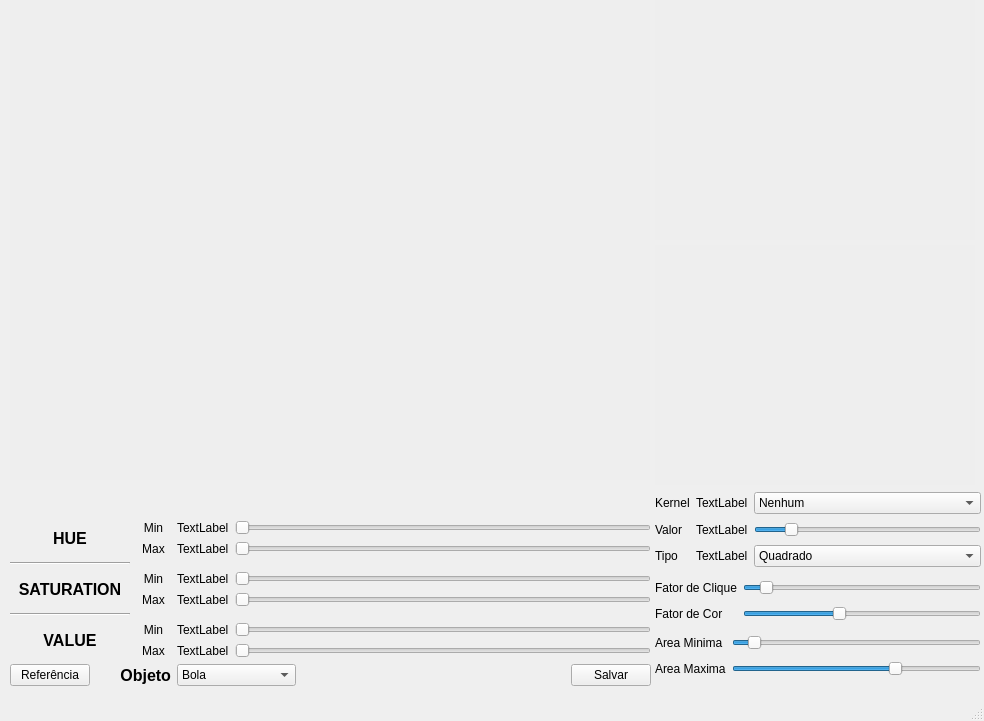
Before: the Qt Designer form reddragons/interface/ui_files/cores.ui in Red-Dragons-UFSCar/red-visao, drawn with Qt 5.
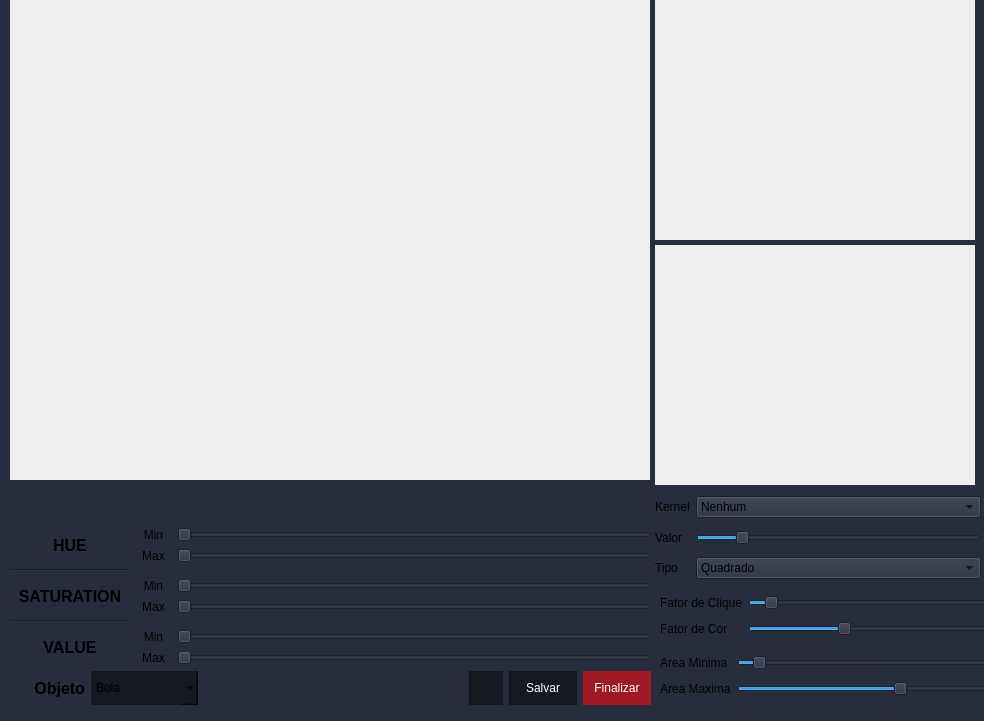
After: the same form once the commit is applied. Icons and pictures are not drawn.

Commit message: add nova interface de cores

The edit to the form file:
```diff
--- a/reddragons/interface/ui_files/cores.ui
+++ b/reddragons/interface/ui_files/cores.ui
@@ -13,6 +13,9 @@
   <property name="windowTitle">
    <string>MainWindow</string>
   </property>
+  <property name="styleSheet">
+   <string notr="true">background-color: rgb(39, 45, 60);</string>
+  </property>
   <widget class="QWidget" name="centralwidget">
    <widget class="QLabel" name="QT_Imagem">
     <property name="geometry">
@@ -36,7 +39,7 @@
       <x>10</x>
       <y>485</y>
       <width>641</width>
-      <height>201</height>
+      <height>220</height>
      </rect>
     </property>
     <layout class="QVBoxLayout" name="verticalLayout">
@@ -51,7 +54,7 @@
        </item>
        <item row="5" column="1">
         <layout class="QGridLayout" name="gridLayout_4">
-         <item row="0" column="2">
+         <item row="0" column="1">
           <widget class="QSlider" name="QT_VMin">
            <property name="maximum">
             <number>255</number>
@@ -61,37 +64,7 @@
            </property>
           </widget>
          </item>
-         <item row="0" column="1">
-          <widget class="QLabel" name="QT_labelVMin">
-           <property name="text">
-            <string>TextLabel</string>
-           </property>
-          </widget>
-         </item>
          <item row="1" column="1">
-          <widget class="QLabel" name="QT_labelVMax">
-           <property name="text">
-            <string>TextLabel</string>
-           </property>
-          </widget>
-         </item>
-         <item row="1" column="0">
-          <widget class="QLabel" name="label_9">
-           <property name="minimumSize">
-            <size>
-             <width>35</width>
-             <height>0</height>
-            </size>
-           </property>
-           <property name="text">
-            <string>Max</string>
-           </property>
-           <property name="alignment">
-            <set>Qt::AlignCenter</set>
-           </property>
-          </widget>
-         </item>
-         <item row="1" column="2">
           <widget class="QSlider" name="QT_VMax">
            <property name="maximum">
             <number>255</number>
@@ -117,6 +90,22 @@
            </property>
           </widget>
          </item>
+         <item row="1" column="0">
+          <widget class="QLabel" name="label_9">
+           <property name="minimumSize">
+            <size>
+             <width>35</width>
+             <height>0</height>
+            </size>
+           </property>
+           <property name="text">
+            <string>Max</string>
+           </property>
+           <property name="alignment">
+            <set>Qt::AlignCenter</set>
+           </property>
+          </widget>
+         </item>
         </layout>
        </item>
        <item row="3" column="0">
@@ -190,30 +179,6 @@
        </item>
        <item row="1" column="1">
         <layout class="QGridLayout" name="gridLayout_2">
-         <item row="0" column="2">
-          <widget class="QSlider" name="QT_HMin">
-           <property name="maximum">
-            <number>179</number>
-           </property>
-           <property name="orientation">
-            <enum>Qt::Horizontal</enum>
-           </property>
-          </widget>
-         </item>
-         <item row="0" column="1">
-          <widget class="QLabel" name="QT_labelHMin">
-           <property name="text">
-            <string>TextLabel</string>
-           </property>
-          </widget>
-         </item>
-         <item row="1" column="1">
-          <widget class="QLabel" name="QT_labelHMax">
-           <property name="text">
-            <string>TextLabel</string>
-           </property>
-          </widget>
-         </item>
          <item row="1" column="0">
           <widget class="QLabel" name="label_4">
            <property name="minimumSize">
@@ -230,16 +195,6 @@
            </property>
           </widget>
          </item>
-         <item row="1" column="2">
-          <widget class="QSlider" name="QT_HMax">
-           <property name="maximum">
-            <number>179</number>
-           </property>
-           <property name="orientation">
-            <enum>Qt::Horizontal</enum>
-           </property>
-          </widget>
-         </item>
          <item row="0" column="0">
           <widget class="QLabel" name="label_3">
            <property name="minimumSize">
@@ -256,11 +211,31 @@
            </property>
           </widget>
          </item>
+         <item row="0" column="1">
+          <widget class="QSlider" name="QT_HMin">
+           <property name="maximum">
+            <number>179</number>
+           </property>
+           <property name="orientation">
+            <enum>Qt::Horizontal</enum>
+           </property>
+          </widget>
+         </item>
+         <item row="1" column="1">
+          <widget class="QSlider" name="QT_HMax">
+           <property name="maximum">
+            <number>179</number>
+           </property>
+           <property name="orientation">
+            <enum>Qt::Horizontal</enum>
+           </property>
+          </widget>
+         </item>
         </layout>
        </item>
        <item row="3" column="1">
         <layout class="QGridLayout" name="gridLayout_3">
-         <item row="0" column="2">
+         <item row="0" column="1">
           <widget class="QSlider" name="QT_SMin">
            <property name="maximum">
             <number>255</number>
@@ -271,36 +246,6 @@
           </widget>
          </item>
          <item row="1" column="1">
-          <widget class="QLabel" name="QT_labelSMax">
-           <property name="text">
-            <string>TextLabel</string>
-           </property>
-          </widget>
-         </item>
-         <item row="0" column="0">
-          <widget class="QLabel" name="label_6">
-           <property name="minimumSize">
-            <size>
-             <width>35</width>
-             <height>0</height>
-            </size>
-           </property>
-           <property name="text">
-            <string>Min</string>
-           </property>
-           <property name="alignment">
-            <set>Qt::AlignCenter</set>
-           </property>
-          </widget>
-         </item>
-         <item row="0" column="1">
-          <widget class="QLabel" name="QT_labelSMin">
-           <property name="text">
-            <string>TextLabel</string>
-           </property>
-          </widget>
-         </item>
-         <item row="1" column="2">
           <widget class="QSlider" name="QT_SMax">
            <property name="maximum">
             <number>255</number>
@@ -310,6 +255,22 @@
            </property>
           </widget>
          </item>
+         <item row="0" column="0">
+          <widget class="QLabel" name="label_6">
+           <property name="minimumSize">
+            <size>
+             <width>35</width>
+             <height>0</height>
+            </size>
+           </property>
+           <property name="text">
+            <string>Min</string>
+           </property>
+           <property name="alignment">
+            <set>Qt::AlignCenter</set>
+           </property>
+          </widget>
+         </item>
          <item row="1" column="0">
           <widget class="QLabel" name="label_5">
            <property name="minimumSize">
@@ -339,13 +300,6 @@
      </item>
      <item>
       <layout class="QHBoxLayout" name="horizontalLayout">
-       <item>
-        <widget class="QPushButton" name="QT_btReferencia">
-         <property name="text">
-          <string>Referência</string>
-         </property>
-        </widget>
-       </item>
        <item>
         <widget class="QLabel" name="label">
          <property name="minimumSize">
@@ -371,6 +325,16 @@
        </item>
        <item>
         <widget class="QComboBox" name="QT_selecao">
+         <property name="minimumSize">
+          <size>
+           <width>20</width>
+           <height>34</height>
+          </size>
+         </property>
+         <property name="styleSheet">
+          <string notr="true">background-color: rgb(23, 25, 33);
+border-radius: 0;</string>
+         </property>
          <item>
           <property name="text">
            <string>Bola</string>
@@ -416,13 +380,85 @@
          </property>
         </spacer>
        </item>
+       <item>
+        <widget class="QPushButton" name="QT_btReferencia">
+         <property name="minimumSize">
+          <size>
+           <width>34</width>
+           <height>34</height>
+          </size>
+         </property>
+         <property name="maximumSize">
+          <size>
+           <width>34</width>
+           <height>34</height>
+          </size>
+         </property>
+         <property name="styleSheet">
+          <string notr="true">border-radius:0px;
+background-color: rgb(23, 25, 33);
+color: rgb(255, 255, 255);
+</string>
+         </property>
+         <property name="text">
+          <string/>
+         </property>
+         <property name="icon">
+          <iconset>
+           <normaloff>../icon/26719-7-restart-hd.png</normaloff>../icon/26719-7-restart-hd.png</iconset>
+         </property>
+        </widget>
+       </item>
        <item>
         <widget class="QPushButton" name="QT_btSalvar">
+         <property name="minimumSize">
+          <size>
+           <width>68</width>
+           <height>34</height>
+          </size>
+         </property>
+         <property name="maximumSize">
+          <size>
+           <width>100</width>
+           <height>16777215</height>
+          </size>
+         </property>
+         <property name="styleSheet">
+          <string notr="true">border-radius:0px;
+background-color: rgb(23, 25, 33);
+color: rgb(255, 255, 255);
+</string>
+         </property>
          <property name="text">
           <string>Salvar</string>
          </property>
         </widget>
        </item>
+       <item>
+        <widget class="QPushButton" name="QT_btFinalizar">
+         <property name="minimumSize">
+          <size>
+           <width>68</width>
+           <height>34</height>
+          </size>
+         </property>
+         <property name="maximumSize">
+          <size>
+           <width>100</width>
+           <height>16777215</height>
+          </size>
+         </property>
+         <property name="styleSheet">
+          <string notr="true">border-radius:0px;
+background-color: #9F1823;
+color: rgb(255, 255, 255);
+</string>
+         </property>
+         <property name="text">
+          <string>Finalizar</string>
+         </property>
+        </widget>
+       </item>
       </layout>
      </item>
     </layout>
@@ -465,43 +501,10 @@
       <x>655</x>
       <y>490</y>
       <width>326</width>
-      <height>82</height>
+      <height>98</height>
      </rect>
     </property>
     <layout class="QGridLayout" name="gridLayout_5">
-     <item row="1" column="1">
-      <widget class="QLabel" name="QT_ltipoKernel">
-       <property name="text">
-        <string>TextLabel</string>
-       </property>
-      </widget>
-     </item>
-     <item row="1" column="2">
-      <widget class="QSlider" name="QT_valorKernel">
-       <property name="minimum">
-        <number>1</number>
-       </property>
-       <property name="maximum">
-        <number>15</number>
-       </property>
-       <property name="singleStep">
-        <number>2</number>
-       </property>
-       <property name="value">
-        <number>3</number>
-       </property>
-       <property name="orientation">
-        <enum>Qt::Horizontal</enum>
-       </property>
-      </widget>
-     </item>
-     <item row="1" column="0">
-      <widget class="QLabel" name="label_11">
-       <property name="text">
-        <string>Valor</string>
-       </property>
-      </widget>
-     </item>
      <item row="2" column="0">
       <widget class="QLabel" name="label_13">
        <property name="text">
@@ -509,14 +512,14 @@
        </property>
       </widget>
      </item>
+     <item row="1" column="0">
+      <widget class="QLabel" name="label_11">
+       <property name="text">
+        <string>Valor</string>
+       </property>
+      </widget>
+     </item>
      <item row="2" column="1">
-      <widget class="QLabel" name="QT_lvalorKernel">
-       <property name="text">
-        <string>TextLabel</string>
-       </property>
-      </widget>
-     </item>
-     <item row="2" column="2">
       <widget class="QComboBox" name="QT_tipoKernel">
        <item>
         <property name="text">
@@ -530,21 +533,7 @@
        </item>
       </widget>
      </item>
-     <item row="0" column="0">
-      <widget class="QLabel" name="label_12">
-       <property name="text">
-        <string>Kernel</string>
-       </property>
-      </widget>
-     </item>
      <item row="0" column="1">
-      <widget class="QLabel" name="QT_lqualKernel">
-       <property name="text">
-        <string>TextLabel</string>
-       </property>
-      </widget>
-     </item>
-     <item row="0" column="2">
       <widget class="QComboBox" name="QT_qualKernel">
        <item>
         <property name="text">
@@ -563,13 +552,39 @@
        </item>
       </widget>
      </item>
+     <item row="1" column="1">
+      <widget class="QSlider" name="QT_valorKernel">
+       <property name="minimum">
+        <number>1</number>
+       </property>
+       <property name="maximum">
+        <number>15</number>
+       </property>
+       <property name="singleStep">
+        <number>2</number>
+       </property>
+       <property name="value">
+        <number>3</number>
+       </property>
+       <property name="orientation">
+        <enum>Qt::Horizontal</enum>
+       </property>
+      </widget>
+     </item>
+     <item row="0" column="0">
+      <widget class="QLabel" name="label_12">
+       <property name="text">
+        <string>Kernel</string>
+       </property>
+      </widget>
+     </item>
     </layout>
    </widget>
    <widget class="QWidget" name="gridLayoutWidget_2">
     <property name="geometry">
      <rect>
-      <x>655</x>
-      <y>575</y>
+      <x>660</x>
+      <y>590</y>
       <width>326</width>
       <height>51</height>
      </rect>
@@ -629,8 +644,8 @@
    <widget class="QWidget" name="gridLayoutWidget_3">
     <property name="geometry">
      <rect>
-      <x>655</x>
-      <y>630</y>
+      <x>660</x>
+      <y>650</y>
       <width>326</width>
       <height>51</height>
      </rect>
@@ -691,17 +706,6 @@
     </layout>
    </widget>
   </widget>
-  <widget class="QMenuBar" name="menubar">
-   <property name="geometry">
-    <rect>
-     <x>0</x>
-     <y>0</y>
-     <width>984</width>
-     <height>28</height>
-    </rect>
-   </property>
-  </widget>
-  <widget class="QStatusBar" name="statusbar"/>
  </widget>
  <resources/>
  <connections/>
```
The commit also changes 2 other files.
